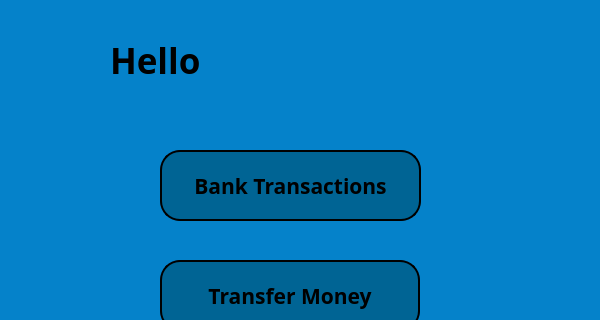
Old version of the form cs_options_window.ui in the repository melikkekaya/BankingApp_SQL; both pictures show x 0 to 600 and y 0 to 320 of the 600 by 700 pixel window.
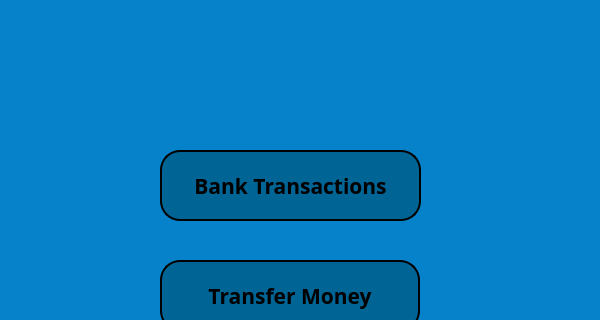
New version of the form.

What changed in the file:
```diff
--- a/cs_options_window.ui
+++ b/cs_options_window.ui
@@ -17,39 +17,29 @@
    <string notr="true">background-color: rgb(5, 130, 202);</string>
   </property>
   <widget class="QWidget" name="centralwidget">
-   <widget class="QLabel" name="csoptwdw_lbl_heading">
-    <property name="geometry">
-     <rect>
-      <x>110</x>
-      <y>20</y>
-      <width>191</width>
-      <height>81</height>
-     </rect>
-    </property>
-    <property name="font">
-     <font>
-      <family>Bahnschrift SemiBold</family>
-      <pointsize>26</pointsize>
-      <weight>75</weight>
-      <bold>true</bold>
-     </font>
-    </property>
-    <property name="text">
-     <string>Hello</string>
-    </property>
-   </widget>
    <widget class="QLabel" name="csoptwdw_lbl_showname">
     <property name="geometry">
      <rect>
-      <x>300</x>
+      <x>150</x>
       <y>20</y>
-      <width>171</width>
+      <width>271</width>
       <height>81</height>
      </rect>
     </property>
+    <property name="font">
+     <font>
+      <family>Arial</family>
+      <pointsize>24</pointsize>
+      <weight>75</weight>
+      <bold>true</bold>
+     </font>
+    </property>
     <property name="text">
      <string/>
     </property>
+    <property name="alignment">
+     <set>Qt::AlignCenter</set>
+    </property>
    </widget>
    <widget class="QPushButton" name="optwdw_btn_transfer">
     <property name="geometry">
```
Left out of the diff: 2 changed lines with no effect on the pictures.
